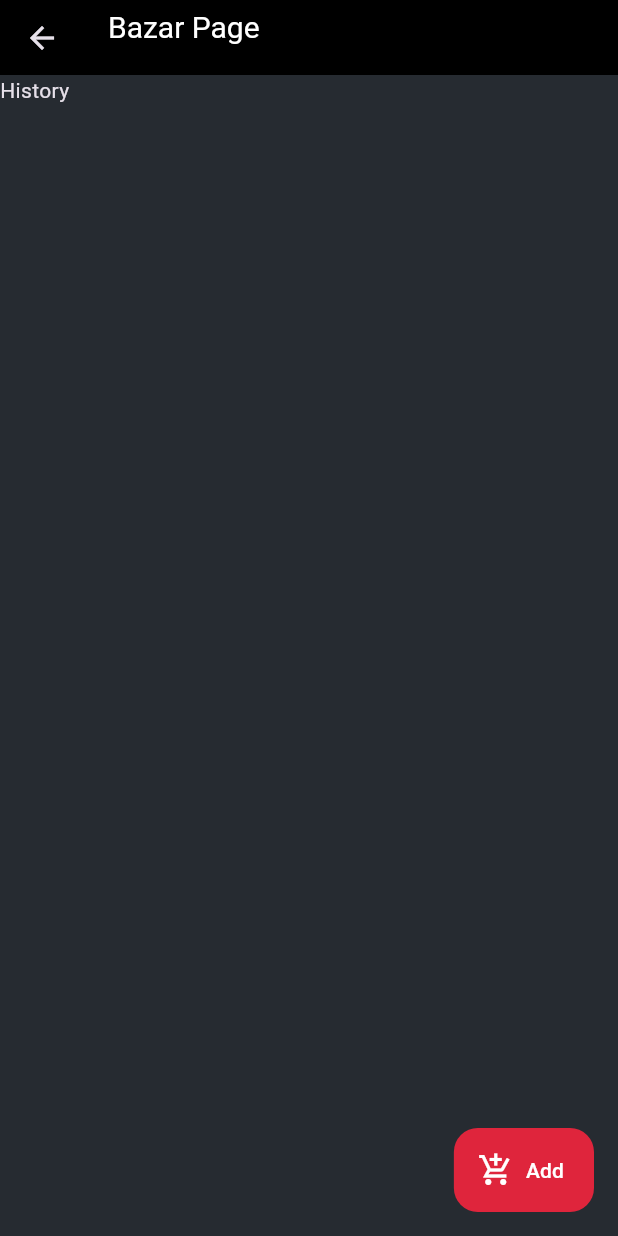
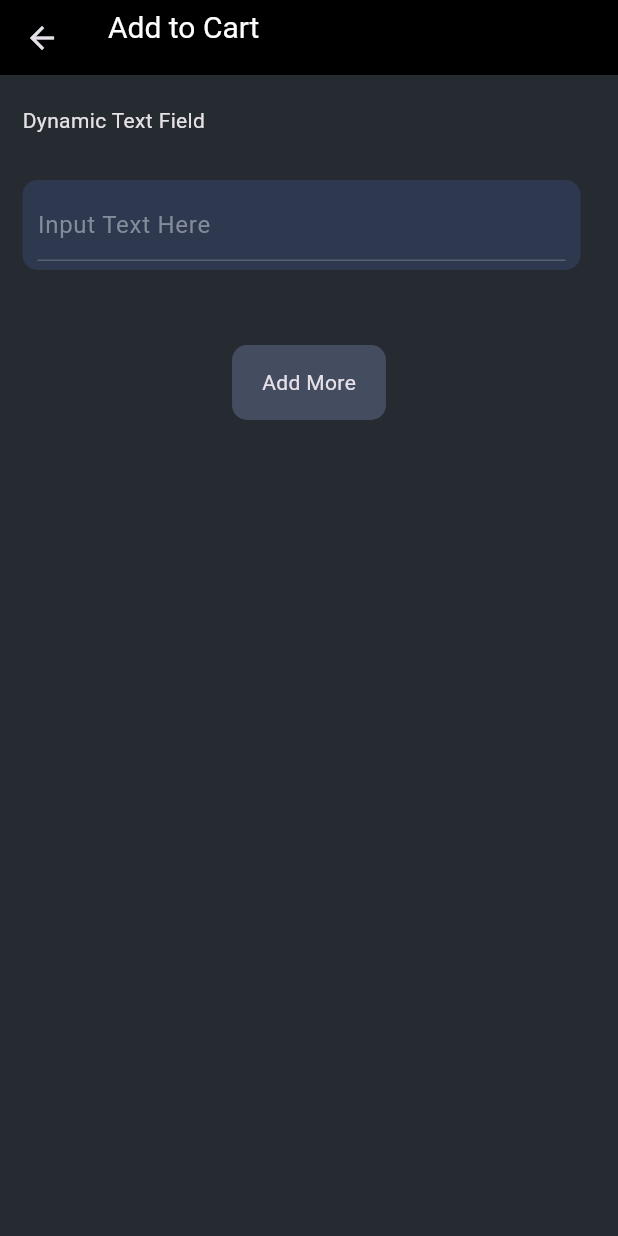
Before and after one commit to nafi-ullah/Mess-Manager, a Flutter app: the BazarShow screen opened directly, after a tap on "Add", on a phone screen of 412 x 824 dp. Run offline on Flutter 3.47's test engine with Material 3 defaults, Android fonts, the phone set to English and light mode, and no system bars; our stand-ins replace curved_navigation_bar, font_awesome_flutter, google_fonts, shared_preferences; missing offline and left inert: zego_uikit_prebuilt_call; accounts and stored records are empty.

Commit message:
cart page added

```diff
--- a/lib/screens/bazarShow.dart
+++ b/lib/screens/bazarShow.dart
@@ -1,5 +1,6 @@
 import 'package:flutter/material.dart';
 import 'package:mess_app/constants/constants.dart';
+import 'package:mess_app/widgets/bazarForm.dart';
 
 class BazarShow extends StatefulWidget {
   const BazarShow({super.key});
@@ -9,6 +10,17 @@ class BazarShow extends StatefulWidget {
 }
 
 class _BazarShowState extends State<BazarShow> {
+
+  void _openAddExpenseOverlay() {
+    Navigator.push(
+      context,
+      MaterialPageRoute(
+        builder: (context) => const BazarForm(),
+      ),
+    );
+  }
+
+
   @override
   Widget build(BuildContext context) {
     return Scaffold(
@@ -36,6 +48,7 @@ class _BazarShowState extends State<BazarShow> {
           ),
         ),
       ),
+      resizeToAvoidBottomInset: false,
       body: Column(
         children: [
           Text("History"),
@@ -43,7 +56,7 @@ class _BazarShowState extends State<BazarShow> {
         ],
       ),
       floatingActionButton: FloatingActionButton.extended(
-          onPressed: (){},
+          onPressed: _openAddExpenseOverlay,
           elevation: 0.0,
           label: const Text("Add"),
           foregroundColor: Colors.white,
--- a/lib/widgets/bazarForm.dart
+++ b/lib/widgets/bazarForm.dart
@@ -1 +1,140 @@
 import 'package:flutter/material.dart';
+
+class BazarForm extends StatefulWidget {
+  const BazarForm({super.key});
+
+  @override
+  State<BazarForm> createState() => _BazarFormState();
+}
+
+class _BazarFormState extends State<BazarForm> {
+  List<TextEditingController> listController = [TextEditingController()];
+
+  @override
+  Widget build(BuildContext context) {
+    return Scaffold(
+      appBar:  PreferredSize(
+        preferredSize: const Size.fromHeight(50),
+        child: AppBar(
+          flexibleSpace: Container(
+            decoration: const BoxDecoration(
+              color: Colors.black,
+            ),
+          ),
+          title: Row(
+            mainAxisAlignment: MainAxisAlignment.spaceBetween,
+            children: [
+              Container(
+                  height: 40,
+                  alignment: Alignment.topLeft,
+                  child: const Text("Add to Cart", style: TextStyle(
+                    fontSize: 20,
+                    color: Colors.white,
+                  ),)
+              ),
+
+            ],
+          ),
+        ),
+      ),
+      body: SafeArea(
+        child: SingleChildScrollView(
+          child: Column(
+            crossAxisAlignment: CrossAxisAlignment.start,
+            children: [
+              Padding(
+                padding: const EdgeInsets.only(left: 15, right: 15, top: 20),
+                child: Text(
+                  "Dynamic Text Field",
+                ),
+              ),
+              const SizedBox(
+                height: 15,
+              ),
+              ListView.builder(
+                padding: const EdgeInsets.symmetric(horizontal: 15),
+                shrinkWrap: true,
+                itemCount: listController.length,
+                itemBuilder: (context, index) {
+                  return Padding(
+                    padding: const EdgeInsets.only(top: 15),
+                    child: Row(
+                      children: [
+                        Expanded(
+                          child: Container(
+                            padding: const EdgeInsets.symmetric(horizontal: 10),
+                            height: 60,
+                            alignment: Alignment.center,
+                            decoration: BoxDecoration(
+                              color: const Color(0xFF2E384E),
+                              borderRadius: BorderRadius.circular(10),
+                            ),
+                            child: TextFormField(
+                              controller: listController[index],
+                              autofocus: false,
+                              style: const TextStyle(color: Color(0xFFF8F8FF)),
+                              decoration: const InputDecoration(
+                                border: InputBorder.none,
+                                hintText: "Input Text Here",
+                                hintStyle: TextStyle(
+                                    color: Color.fromARGB(255, 132, 140, 155)),
+                              ),
+                            ),
+                          ),
+                        ),
+                        const SizedBox(
+                          width: 10,
+                        ),
+                        index != 0
+                            ? GestureDetector(
+                          onTap: (){
+                            setState(() {
+                              listController[index].clear();
+                              listController[index].dispose();
+                              listController.removeAt(index);
+                            });
+                          },
+                          child: const Icon(
+                            Icons.delete,
+                            color: Color(0xFF6B74D6),
+                            size: 35,
+                          ),
+                        )
+                            : const SizedBox()
+                      ],
+                    ),
+                  );
+                },
+              ),
+              const SizedBox(
+                height: 50,
+              ),
+              GestureDetector(
+                onTap: () {
+                  setState(() {
+                    listController.add(TextEditingController());
+                  });
+                },
+                child: Center(
+                  child: Container(
+                    padding: const EdgeInsets.symmetric(
+                        horizontal: 20, vertical: 15),
+                    decoration: BoxDecoration(
+                        color: const Color(0xFF444C60),
+                        borderRadius: BorderRadius.circular(10)),
+                    child: Text("Add More",
+
+                        )
+                  ),
+                  ),
+                ),
+              const SizedBox(
+                width: 10,
+              )
+            ],
+          ),
+        ),
+      ),
+    );
+  }
+}
```
